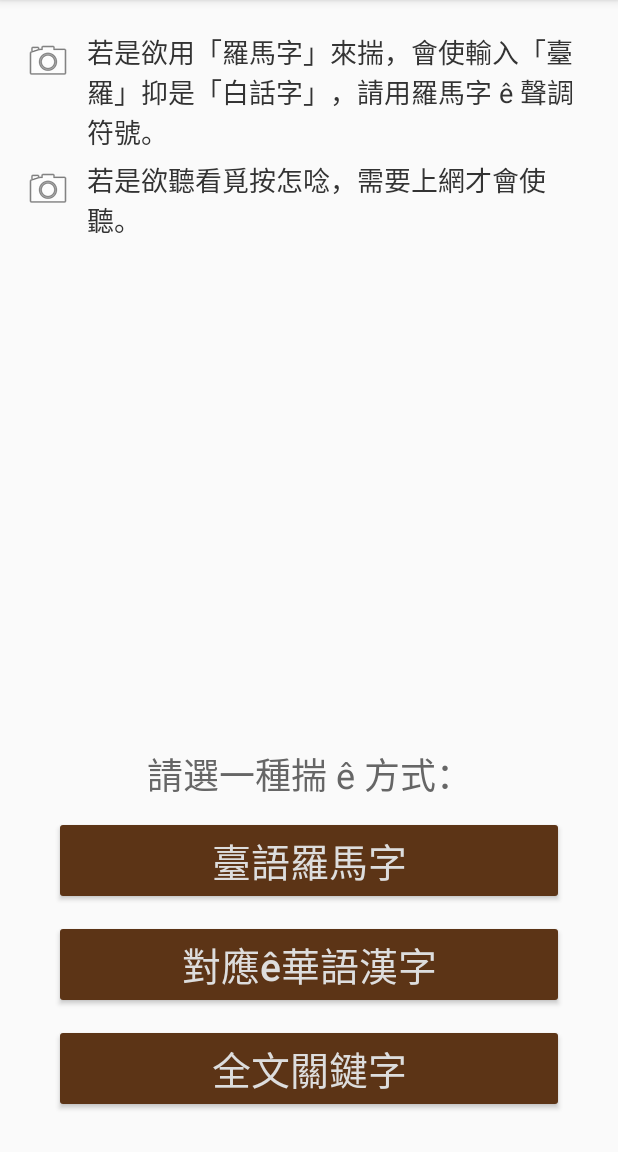
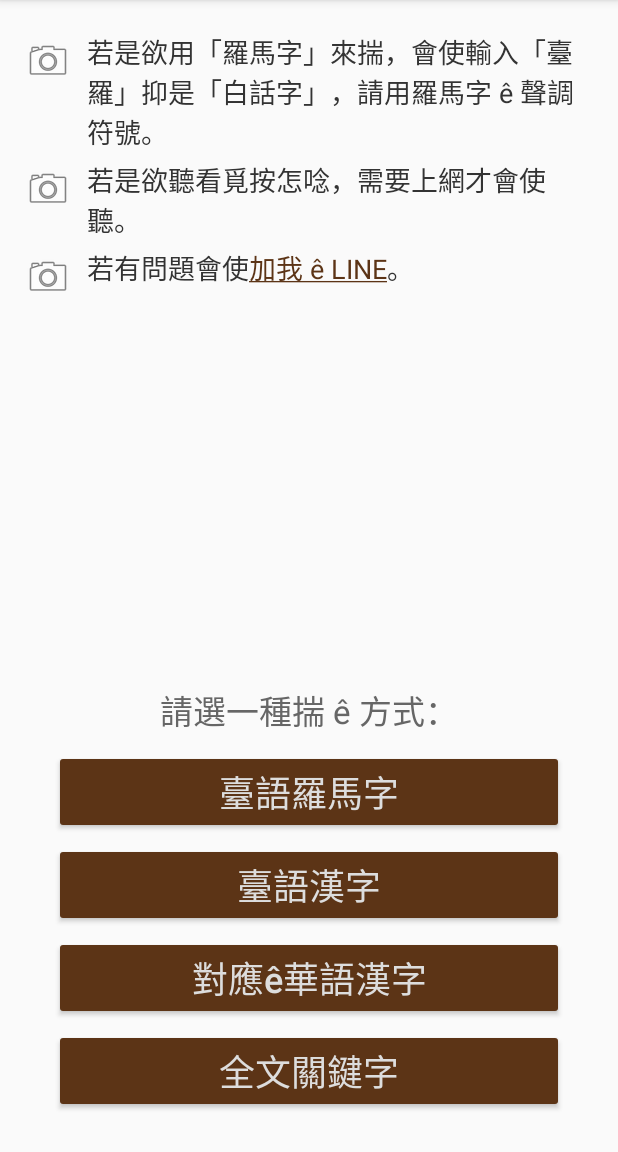
Before and after one commit to ChhoeTaigi/TaigiDict_Android, an Android app: the screen it shows after launch (DictDrawerActivity), on a phone screen of 412 x 824 dp, the part 84-1236 px from its top. Run offline under Robolectric (Android 15) with nearby library versions, the phone set to English and light mode, and no system bars; our stand-ins replace ButterKnife, RxJava; libraries missing offline, so code that uses them is left out: com.crashlytics.android, com.eggheadgames.realmassethelper, com.mikepenz.aboutlibraries, com.mikepenz.community_material_typeface_library, com.mikepenz.iconics and 3 more; Roboto replaces fonts that are not available here; 8 statements that could not run were skipped.

Commit message:
add search kanji add line account change some text

```diff
--- a/TaigiDict/app/src/main/java/com/taccotap/taigidict/portal/HelpFragment.java
+++ b/TaigiDict/app/src/main/java/com/taccotap/taigidict/portal/HelpFragment.java
@@ -38,6 +38,12 @@ public class HelpFragment extends MaterialAboutFragment {
         feedbackCardBuilder.title(getString(R.string.help_fragment_feedback_card_title_text));
 
         feedbackCardBuilder.addItem(ConvenienceBuilder.createWebsiteActionItem(context,
+                getResources().getDrawable(R.drawable.line_app_icon),
+                getString(R.string.help_fragment_line_account_item_text),
+                true,
+                Uri.parse(getString(R.string.url_taigidictapp_line_account))));
+
+        feedbackCardBuilder.addItem(ConvenienceBuilder.createWebsiteActionItem(context,
                 new IconicsDrawable(context, CommunityMaterial.Icon.cmd_facebook_box).sizeDp(48),
                 getString(R.string.help_fragment_facebook_group_item_text),
                 true,
--- a/TaigiDict/app/src/main/java/com/taccotap/taigidict/tailo/TailoDictFragment.java
+++ b/TaigiDict/app/src/main/java/com/taccotap/taigidict/tailo/TailoDictFragment.java
@@ -4,11 +4,14 @@ package com.taccotap.taigidict.tailo;
 import android.content.Intent;
 import android.os.Bundle;
 import android.support.v4.app.Fragment;
+import android.text.Html;
+import android.text.method.LinkMovementMethod;
 import android.view.LayoutInflater;
 import android.view.View;
 import android.view.ViewGroup;
 import android.widget.Button;
 import android.widget.ImageView;
+import android.widget.TextView;
 
 import com.mikepenz.community_material_typeface_library.CommunityMaterial;
 import com.mikepenz.iconics.IconicsDrawable;
@@ -27,8 +30,17 @@ public class TailoDictFragment extends Fragment {
     @BindView(R.id.descIcon2)
     ImageView mDescIcon2ImageView;
 
+    @BindView(R.id.descIcon3)
+    ImageView mDescIcon3ImageView;
+
+    @BindView(R.id.descText3)
+    TextView mDesc3TextView;
+
     @BindView(R.id.button_search_lmj)
     Button mSearchLmjButton;
+
+    @BindView(R.id.button_search_hanji)
+    Button mSearchHanjiButton;
 
     @BindView(R.id.button_search_hoagi)
     Button mSearchHoagiButton;
@@ -55,10 +67,14 @@ public class TailoDictFragment extends Fragment {
         final View view = inflater.inflate(R.layout.fragment_tailo_dict, container, false);
         ButterKnife.bind(this, view);
 
-        mDescIcon1ImageView.setImageDrawable(
-                new IconicsDrawable(getContext()).icon(CommunityMaterial.Icon.cmd_information_outline).color(getContext().getResources().getColor(R.color.colorPrimary)).sizeDp(18));
-        mDescIcon2ImageView.setImageDrawable(
-                new IconicsDrawable(getContext()).icon(CommunityMaterial.Icon.cmd_information_outline).color(getContext().getResources().getColor(R.color.colorPrimary)).sizeDp(18));
+        final IconicsDrawable infoIconDrawable = new IconicsDrawable(getContext()).icon(CommunityMaterial.Icon.cmd_information_outline).color(getContext().getResources().getColor(R.color.colorPrimary)).sizeDp(18);
+        mDescIcon1ImageView.setImageDrawable(infoIconDrawable);
+        mDescIcon2ImageView.setImageDrawable(infoIconDrawable);
+        mDescIcon3ImageView.setImageDrawable(infoIconDrawable);
+
+        mDesc3TextView.setClickable(true);
+        mDesc3TextView.setMovementMethod(LinkMovementMethod.getInstance());
+        mDesc3TextView.setText(Html.fromHtml(getString(R.string.fragment_tailo_search_description3)));
 
         return view;
     }
@@ -70,6 +86,12 @@ public class TailoDictFragment extends Fragment {
         getContext().startActivity(intent);
     }
 
+    @OnClick(R.id.button_search_hanji)
+    public void onClickSearchHanjiButton(Button button) {
+        Intent intent = new Intent(getContext(), TailoSearchActivity.class);
+        intent.setAction(TailoSearchActivity.ACTION_SEARCH_HANJI);
+        getContext().startActivity(intent);
+    }
 
     @OnClick(R.id.button_search_hoagi)
     public void onClickSearchHoagiButton(Button button) {
--- a/TaigiDict/app/src/main/res/layout/fragment_tailo_dict.xml
+++ b/TaigiDict/app/src/main/res/layout/fragment_tailo_dict.xml
@@ -65,6 +65,29 @@
                         android:textColor="#f333"
                         android:textSize="18sp"/>
                 </LinearLayout>
+
+                <LinearLayout
+                    android:layout_width="match_parent"
+                    android:layout_height="wrap_content"
+                    android:layout_marginTop="5dp"
+                    android:gravity="top"
+                    android:orientation="horizontal">
+
+                    <ImageView
+                        android:id="@+id/descIcon3"
+                        android:layout_width="wrap_content"
+                        android:layout_height="wrap_content"
+                        android:layout_marginTop="3dp"
+                        android:src="@drawable/ic_menu_camera"/>
+
+                    <TextView
+                        android:id="@+id/descText3"
+                        android:layout_width="match_parent"
+                        android:layout_height="wrap_content"
+                        android:layout_marginLeft="10dp"
+                        android:textColor="#f333"
+                        android:textSize="18sp"/>
+                </LinearLayout>
             </LinearLayout>
         </ScrollView>
 
@@ -80,7 +103,7 @@
                 android:gravity="center_horizontal"
                 android:text="@string/fragment_tailo_search_method"
                 android:textColor="#f666"
-                android:textSize="24sp"/>
+                android:textSize="22sp"/>
 
             <LinearLayout
                 android:layout_width="match_parent"
@@ -100,31 +123,43 @@
                     android:text="@string/fragment_tailo_search_button_lomaji"
                     android:textAllCaps="false"
                     android:textColor="#fddd"
-                    android:textSize="26sp"/>
+                    android:textSize="24sp"/>
+
+                <Button
+                    android:id="@+id/button_search_hanji"
+                    android:layout_width="match_parent"
+                    android:layout_height="0dp"
+                    android:layout_marginTop="6dp"
+                    android:layout_weight="1"
+                    android:backgroundTint="@color/colorAccent"
+                    android:text="@string/fragment_tailo_search_button_hanji"
+                    android:textAllCaps="false"
+                    android:textColor="#fddd"
+                    android:textSize="24sp"/>
 
                 <Button
                     android:id="@+id/button_search_hoagi"
                     android:layout_width="match_parent"
                     android:layout_height="0dp"
-                    android:layout_marginTop="10dp"
+                    android:layout_marginTop="6dp"
                     android:layout_weight="1"
                     android:backgroundTint="@color/colorAccent"
                     android:text="@string/fragment_tailo_search_button_hoagi"
                     android:textAllCaps="false"
                     android:textColor="#fddd"
-                    android:textSize="26sp"/>
+                    android:textSize="24sp"/>
 
                 <Button
                     android:id="@+id/button_search_all"
                     android:layout_width="match_parent"
                     android:layout_height="0dp"
-                    android:layout_marginTop="10dp"
+                    android:layout_marginTop="6dp"
                     android:layout_weight="1"
                     android:backgroundTint="@color/colorAccent"
                     android:text="@string/fragment_tailo_search_button_all"
                     android:textAllCaps="false"
                     android:textColor="#fddd"
-                    android:textSize="26sp"/>
+                    android:textSize="24sp"/>
             </LinearLayout>
 
         </LinearLayout>
--- a/TaigiDict/app/src/main/res/values/strings.xml
+++ b/TaigiDict/app/src/main/res/values/strings.xml
@@ -11,16 +11,19 @@
 
     <string name="fragment_tailo_search_description1">若是欲用「羅馬字」來揣，會使輸入「臺羅」抑是「白話字」，請用羅馬字 ê 聲調符號。</string>
     <string name="fragment_tailo_search_description2">若是欲聽看覓按怎唸，需要上網才會使聽。</string>
+    <string name="fragment_tailo_search_description3"><![CDATA[若有問題會使<a href="http://line.me/ti/p/%40vhy6570i">加我 ê LINE</a>。]]></string>
     <string name="fragment_tailo_search_method">請選一種揣 ê 方式：</string>
     <string name="fragment_tailo_search_button_lomaji">臺語羅馬字</string>
+    <string name="fragment_tailo_search_button_hanji">臺語漢字</string>
     <string name="fragment_tailo_search_button_hoagi">對應ê華語漢字</string>
     <string name="fragment_tailo_search_button_all">全文關鍵字</string>
 
     <string name="search_lomaji_hint">請輸入臺語羅馬字來揣......</string>
+    <string name="search_hanji_hint">請輸入臺語漢字來揣......</string>
     <string name="search_hoagi_hint">請輸入對應ê華語漢字來揣......</string>
     <string name="search_all_hint">請輸入全文關鍵字來揣......</string>
 
-    <string name="tailo_search_contains_radiobutton_text">揣差不多ê</string>
+    <string name="tailo_search_contains_radiobutton_text">揣有相關ê</string>
     <string name="tailo_search_equals_radiobutton_text">揣攏相仝ê</string>
 
     <string name="listitem_tailo_search_title_text_1_tailo">臺羅</string>
@@ -36,6 +39,8 @@
     <string name="help_fragment_title_card_text">多謝你 ê 使用，若是有啥物問題，請你對下跤 ê 方式來和我反應。\n\n若是你會使來幫贊，不管是建議 kap 指教，抑是提供其他 ê 辭典資料，想欲鬥出力出錢，攏誠歡迎，請和我連絡。</string>
     <string name="help_fragment_feedback_card_title_text">建議 kap 指教</string>
     <string name="help_fragment_help_card_title_text">需要你 ê 幫贊</string>
+    <string name="help_fragment_line_account_item_text">加我 ê LINE</string>
+    <string name="url_taigidictapp_line_account">http://line.me/ti/p/%40vhy6570i</string>
     <string name="help_fragment_facebook_group_item_text">面冊 ê 社團</string>
     <string name="url_taigidictapp_facebook_group">https://www.facebook.com/groups/TaigiDictApp/</string>
     <string name="help_fragment_email_me_item_text">寫批予我</string>
--- a/TaigiDict/build.gradle
+++ b/TaigiDict/build.gradle
@@ -10,7 +10,7 @@ buildscript {
         // NOTE: Do not place your application dependencies here; they belong
         // in the individual module build.gradle files
 
-        classpath "io.realm:realm-gradle-plugin:2.3.0"
+        classpath "io.realm:realm-gradle-plugin:2.3.1"
 
     }
 }
```
Also changed, not shown: TaigiDict/app/src/main/java/com/taccotap/taigidict/tailo/search/TailoSearchActivity.java (+15 -5 lines), TaigiDict/app/src/main/java/com/taccotap/taigidict/tailo/search/TailoSearchAdapter.java (+20 -0 lines), TaigiDict/app/src/main/res/drawable-hdpi/line_app_icon.png (added), TaigiDict/app/src/main/res/drawable-mdpi/line_app_icon.png (added), TaigiDict/app/src/main/res/drawable-xhdpi/line_app_icon.png (added), TaigiDict/app/src/main/res/drawable-xxhdpi/line_app_icon.png (added), TaigiDict/app/src/main/res/drawable-xxxhdpi/line_app_icon.png (added), TaigiDict/app/src/main/res/line_app_icon.png (added).
